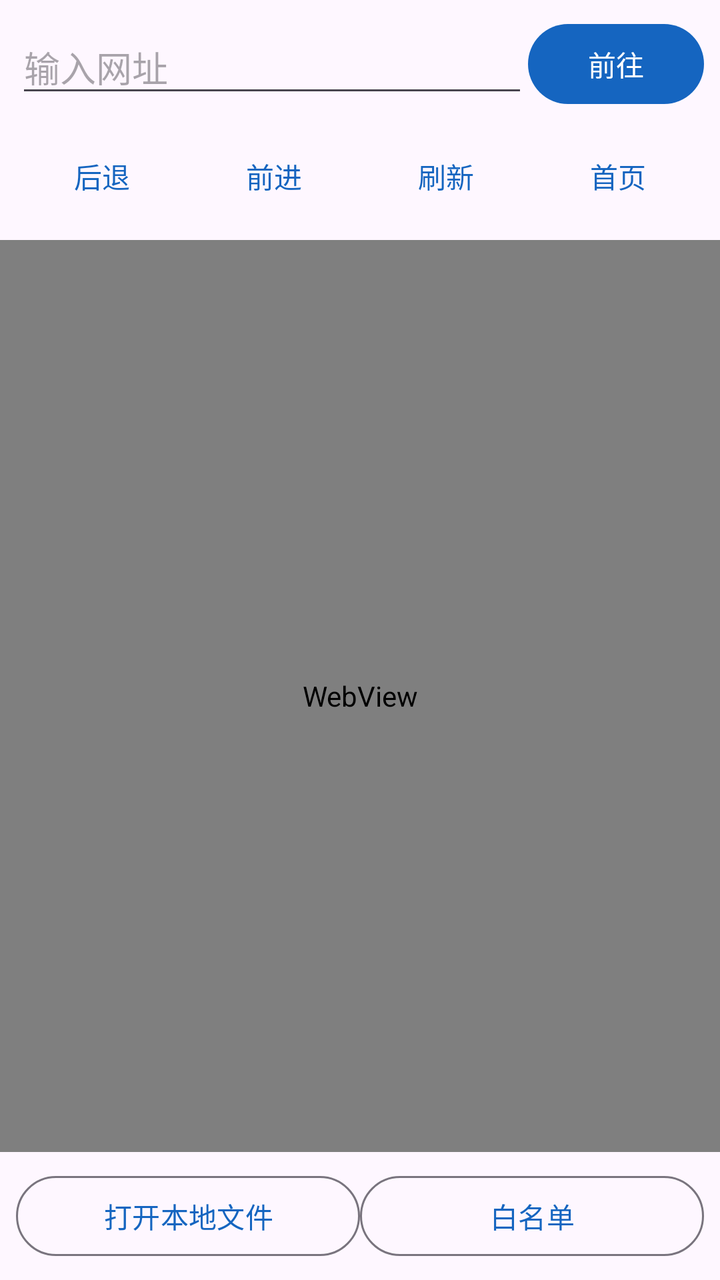
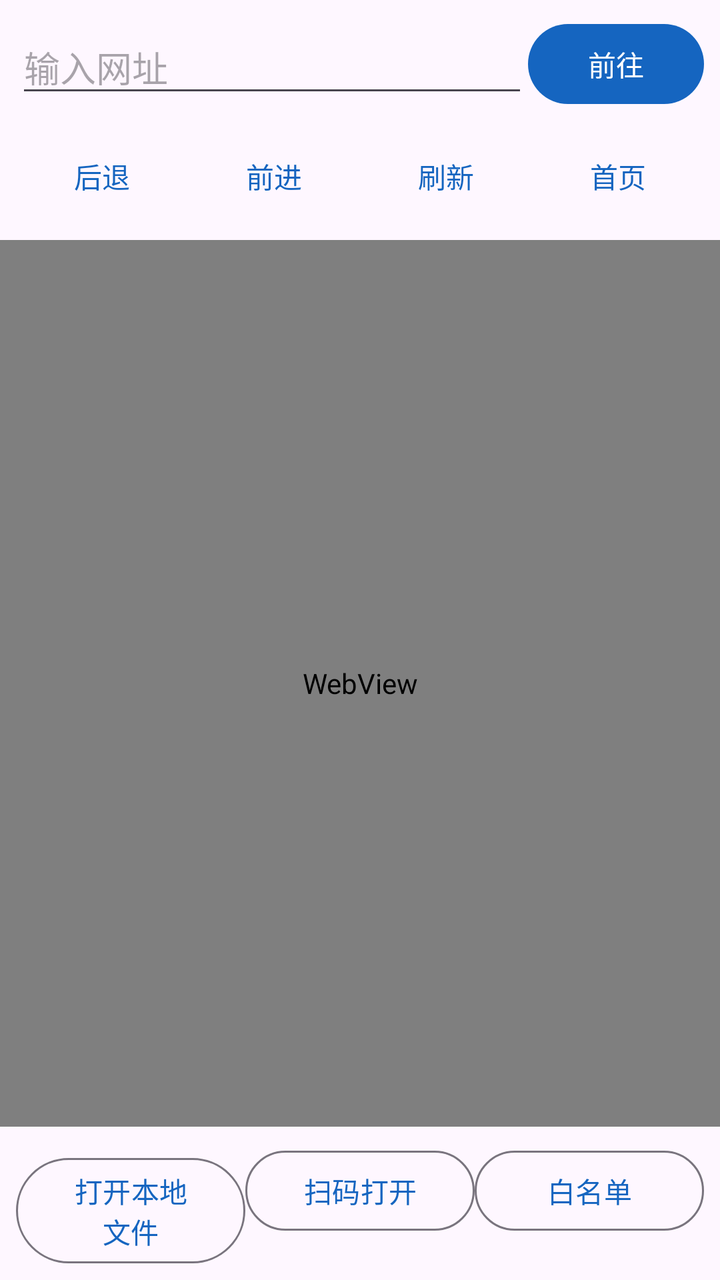

Before-and-after screenshots of an Android layout around one commit, followed by the original layout XML and the change that was made.
<!-- AndroidManifest.xml: application theme Theme.RestrictedBrowser -->
<!-- res/layout/activity_main.xml -->
<?xml version="1.0" encoding="utf-8"?>
<LinearLayout xmlns:android="http://schemas.android.com/apk/res/android"
    android:layout_width="match_parent"
    android:layout_height="match_parent"
    android:orientation="vertical">

    <LinearLayout
        android:layout_width="match_parent"
        android:layout_height="wrap_content"
        android:orientation="horizontal"
        android:gravity="center_vertical"
        android:padding="8dp">

        <EditText
            android:id="@+id/etUrl"
            android:layout_width="0dp"
            android:layout_height="wrap_content"
            android:layout_weight="1"
            android:hint="@string/hint_url"
            android:inputType="textUri"
            android:imeOptions="actionGo"
            android:maxLines="1" />

        <Button
            android:id="@+id/btnGo"
            android:layout_width="wrap_content"
            android:layout_height="wrap_content"
            android:text="@string/btn_go" />
    </LinearLayout>

    <LinearLayout
        android:layout_width="match_parent"
        android:layout_height="wrap_content"
        android:orientation="horizontal"
        android:paddingHorizontal="8dp"
        android:paddingBottom="8dp">

        <Button
            android:id="@+id/btnBack"
            style="@style/Widget.Material3.Button.TextButton"
            android:layout_width="0dp"
            android:layout_height="wrap_content"
            android:layout_weight="1"
            android:text="@string/btn_back" />

        <Button
            android:id="@+id/btnForward"
            style="@style/Widget.Material3.Button.TextButton"
            android:layout_width="0dp"
            android:layout_height="wrap_content"
            android:layout_weight="1"
            android:text="@string/btn_forward" />

        <Button
            android:id="@+id/btnRefresh"
            style="@style/Widget.Material3.Button.TextButton"
            android:layout_width="0dp"
            android:layout_height="wrap_content"
            android:layout_weight="1"
            android:text="@string/btn_refresh" />

        <Button
            android:id="@+id/btnHome"
            style="@style/Widget.Material3.Button.TextButton"
            android:layout_width="0dp"
            android:layout_height="wrap_content"
            android:layout_weight="1"
            android:text="@string/btn_home" />
    </LinearLayout>

    <WebView
        android:id="@+id/webView"
        android:layout_width="match_parent"
        android:layout_height="0dp"
        android:layout_weight="1" />

    <LinearLayout
        android:layout_width="match_parent"
        android:layout_height="wrap_content"
        android:orientation="horizontal"
        android:padding="8dp">

        <Button
            android:id="@+id/btnOpenFile"
            style="@style/Widget.Material3.Button.OutlinedButton"
            android:layout_width="0dp"
            android:layout_height="wrap_content"
            android:layout_weight="1"
            android:text="@string/btn_open_file" />

        <Button
            android:id="@+id/btnWhitelist"
            style="@style/Widget.Material3.Button.OutlinedButton"
            android:layout_width="0dp"
            android:layout_height="wrap_content"
            android:layout_weight="1"
            android:text="@string/btn_whitelist" />
    </LinearLayout>

</LinearLayout>
<!-- resources referenced by this layout -->
<resources>
  <string name="btn_back">后退</string>
  <string name="btn_forward">前进</string>
  <string name="btn_go">前往</string>
  <string name="btn_home">首页</string>
  <string name="btn_open_file">打开本地文件</string>
  <string name="btn_refresh">刷新</string>
  <string name="btn_whitelist">白名单</string>
  <string name="hint_url">输入网址</string>
  <style name="Theme.RestrictedBrowser" parent="Theme.Material3.DayNight.NoActionBar">
          <item name="colorPrimary">@color/primary</item>
      </style>
  <color name="primary">#1565C0</color>
</resources>

<!-- the commit's change to res/layout/activity_main.xml (unified diff, before → after) -->
@@ -89,6 +89,14 @@
             android:text="@string/btn_open_file" />
 
         <Button
+            android:id="@+id/btnScan"
+            style="@style/Widget.Material3.Button.OutlinedButton"
+            android:layout_width="0dp"
+            android:layout_height="wrap_content"
+            android:layout_weight="1"
+            android:text="@string/btn_scan" />
+
+        <Button
             android:id="@+id/btnWhitelist"
             style="@style/Widget.Material3.Button.OutlinedButton"
             android:layout_width="0dp"
<!-- resource entries referenced after the edit -->
@@ -6,6 +6,7 @@
   <string name="btn_home">首页</string>
   <string name="btn_open_file">打开本地文件</string>
   <string name="btn_refresh">刷新</string>
+  <string name="btn_scan">扫码打开</string>
   <string name="btn_whitelist">白名单</string>
   <string name="hint_url">输入网址</string>
   <style name="Theme.RestrictedBrowser" parent="Theme.Material3.DayNight.NoActionBar">
